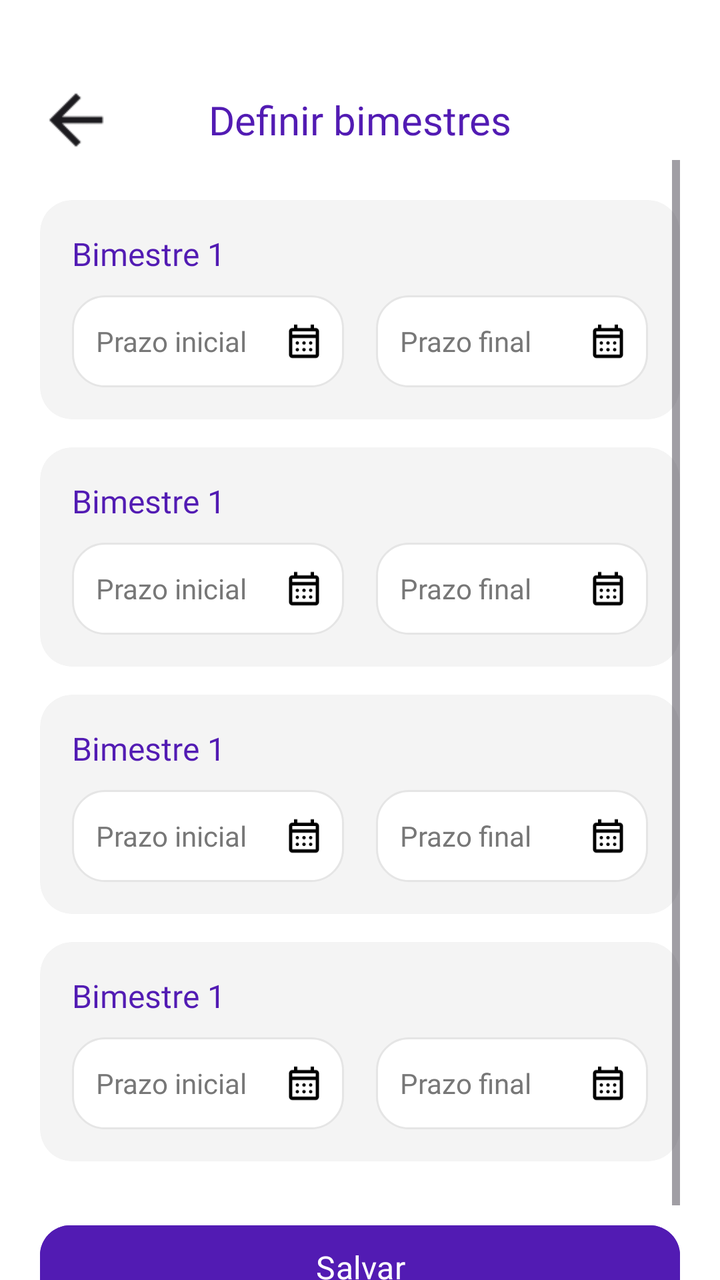
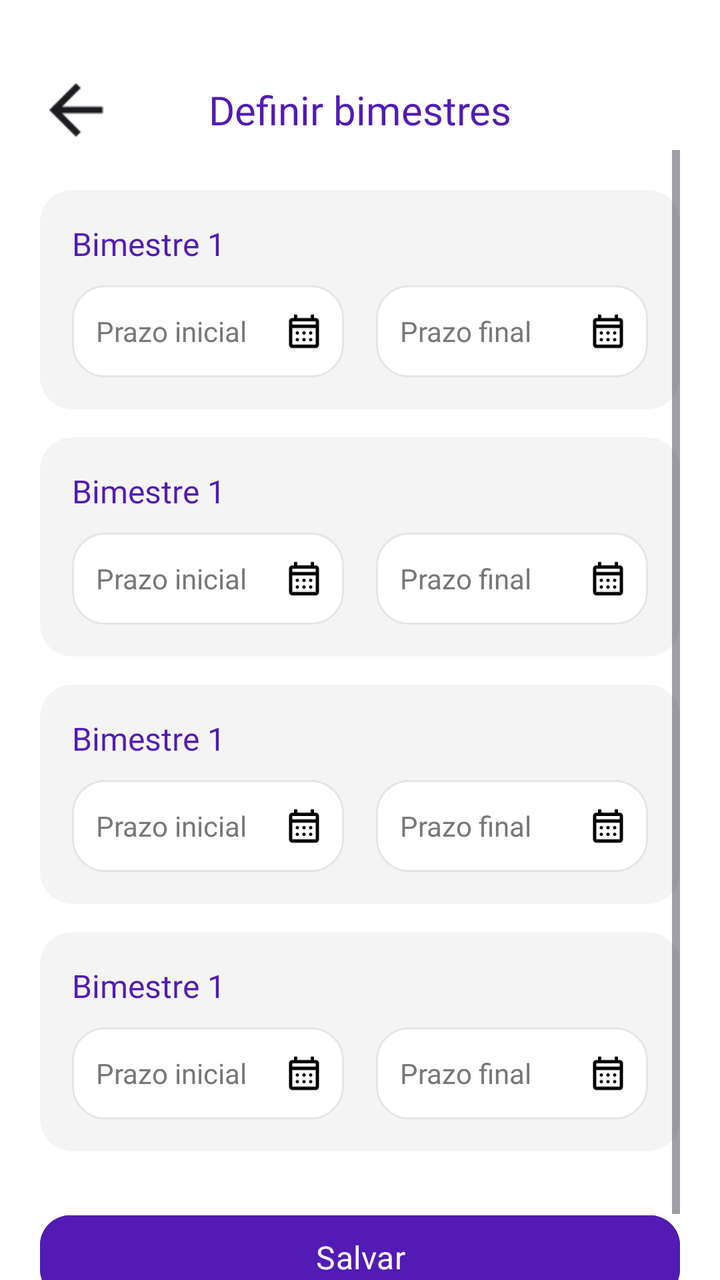

Compare the two renders of this Android layout. The source of the first and the diff that turns it into the second are given below.
<!-- AndroidManifest.xml: application theme Theme.MeuFuturoAgora -->
<!-- res/layout/activity_definir_bimestres.xml -->
<?xml version="1.0" encoding="utf-8"?>
<androidx.constraintlayout.widget.ConstraintLayout xmlns:android="http://schemas.android.com/apk/res/android"
    xmlns:app="http://schemas.android.com/apk/res-auto"
    android:id="@+id/main"
    android:layout_width="match_parent"
    android:layout_height="match_parent"
    android:background="@android:color/white">

    <ImageView
        android:id="@+id/btnVoltar"
        android:layout_width="40dp"
        android:layout_height="40dp"
        android:layout_marginStart="18dp"
        android:layout_marginTop="40dp"
        android:contentDescription="Voltar"
        android:scaleType="centerInside"
        android:src="@drawable/seta_voltar"
        app:layout_constraintStart_toStartOf="parent"
        app:layout_constraintTop_toTopOf="parent" />

    <TextView
        android:layout_width="0dp"
        android:layout_height="50dp"
        android:fontFamily="@font/poppins_bold"
        android:gravity="center"
        android:text="Definir bimestres"
        android:textColor="@color/roxo_primario"
        android:textSize="20sp"
        app:layout_constraintBottom_toBottomOf="@id/btnVoltar"
        app:layout_constraintEnd_toEndOf="parent"
        app:layout_constraintStart_toStartOf="parent"
        app:layout_constraintTop_toTopOf="@id/btnVoltar" />

    <ScrollView
        android:layout_width="match_parent"
        android:layout_height="0dp"
        android:clipToPadding="false"
        android:paddingStart="20dp"
        android:paddingEnd="20dp"
        android:paddingBottom="20dp"
        app:layout_constraintBottom_toBottomOf="parent"
        app:layout_constraintEnd_toEndOf="parent"
        app:layout_constraintStart_toStartOf="parent"
        app:layout_constraintTop_toBottomOf="@id/btnVoltar">

        <LinearLayout
            android:layout_width="match_parent"
            android:layout_height="wrap_content"
            android:orientation="vertical"
            android:paddingTop="20dp">

            <include layout="@layout/item_definir_bimestre"
                android:id="@+id/bimestre1" />

            <Space android:layout_width="match_parent" android:layout_height="14dp" />

            <include layout="@layout/item_definir_bimestre"
                android:id="@+id/bimestre2" />

            <Space android:layout_width="match_parent" android:layout_height="14dp" />

            <include layout="@layout/item_definir_bimestre"
                android:id="@+id/bimestre3" />

            <Space android:layout_width="match_parent" android:layout_height="14dp" />

            <include layout="@layout/item_definir_bimestre"
                android:id="@+id/bimestre4" />

            <com.google.android.material.button.MaterialButton
                android:id="@+id/btnSalvarBimestres"
                android:layout_width="match_parent"
                android:layout_height="50dp"
                android:layout_marginTop="28dp"
                android:backgroundTint="@color/roxo_primario"
                android:fontFamily="@font/poppins_bold"
                android:text="Salvar"
                android:textAllCaps="false"
                android:textColor="@android:color/white"
                android:textSize="16sp"
                app:cornerRadius="15dp" />

        </LinearLayout>

    </ScrollView>

</androidx.constraintlayout.widget.ConstraintLayout>
<!-- res/layout/item_definir_bimestre.xml (included above) -->
<?xml version="1.0" encoding="utf-8"?>
<androidx.cardview.widget.CardView xmlns:android="http://schemas.android.com/apk/res/android"
    xmlns:app="http://schemas.android.com/apk/res-auto"
    android:layout_width="match_parent"
    android:layout_height="wrap_content"
    app:cardBackgroundColor="@color/fundo_cinza_claro"
    app:cardCornerRadius="16dp"
    app:cardElevation="0dp">

    <LinearLayout
        android:layout_width="match_parent"
        android:layout_height="wrap_content"
        android:orientation="vertical"
        android:padding="16dp">

        <TextView
            android:id="@+id/tvTituloBimestre"
            android:layout_width="wrap_content"
            android:layout_height="wrap_content"
            android:fontFamily="@font/poppins_bold"
            android:text="Bimestre 1"
            android:textColor="@color/roxo_primario"
            android:textSize="16sp" />

        <LinearLayout
            android:layout_width="match_parent"
            android:layout_height="wrap_content"
            android:layout_marginTop="10dp"
            android:orientation="horizontal">

            <FrameLayout
                android:layout_width="0dp"
                android:layout_height="46dp"
                android:layout_marginEnd="8dp"
                android:layout_weight="1">

                <EditText
                    android:id="@+id/edtPrazoInicial"
                    android:layout_width="match_parent"
                    android:layout_height="match_parent"
                    android:background="@drawable/bg_card_branco"
                    android:focusable="false"
                    android:fontFamily="@font/poppins_regular"
                    android:hint="Prazo inicial"
                    android:paddingStart="12dp"
                    android:paddingEnd="34dp"
                    android:textColor="@color/texto_escuro"
                    android:textColorHint="@color/texto_cinza"
                    android:textSize="14sp" />

                <ImageView
                    android:layout_width="20dp"
                    android:layout_height="20dp"
                    android:layout_gravity="center_vertical|end"
                    android:layout_marginEnd="10dp"
                    android:contentDescription="@null"
                    android:src="@drawable/ic_calendario" />

            </FrameLayout>

            <FrameLayout
                android:layout_width="0dp"
                android:layout_height="46dp"
                android:layout_marginStart="8dp"
                android:layout_weight="1">

                <EditText
                    android:id="@+id/edtPrazoFinal"
                    android:layout_width="match_parent"
                    android:layout_height="match_parent"
                    android:background="@drawable/bg_card_branco"
                    android:focusable="false"
                    android:fontFamily="@font/poppins_regular"
                    android:hint="Prazo final"
                    android:paddingStart="12dp"
                    android:paddingEnd="34dp"
                    android:textColor="@color/texto_escuro"
                    android:textColorHint="@color/texto_cinza"
                    android:textSize="14sp" />

                <ImageView
                    android:layout_width="20dp"
                    android:layout_height="20dp"
                    android:layout_gravity="center_vertical|end"
                    android:layout_marginEnd="10dp"
                    android:contentDescription="@null"
                    android:src="@drawable/ic_calendario" />

            </FrameLayout>

        </LinearLayout>

    </LinearLayout>

</androidx.cardview.widget.CardView>
<!-- resources referenced by this layout -->
<resources>
  <color name="fundo_cinza_claro">#F4F4F4</color>
  <color name="roxo_primario">#521BB3</color>
  <color name="texto_cinza">#777777</color>
  <color name="texto_escuro">#171717</color>
  <!-- drawable bg_card_branco (drawable) -->
  <?xml version="1.0" encoding="utf-8"?>
  <shape xmlns:android="http://schemas.android.com/apk/res/android"
      android:shape="rectangle">
  
      <solid android:color="#FFFFFF" />
  
      <stroke
          android:width="1dp"
          android:color="#E5E5E5" />
  
      <corners android:radius="16dp" />
  
  </shape>
  <!-- drawable ic_calendario: png bitmap (drawable, 840 bytes) -->
  <!-- drawable seta_voltar: png bitmap (drawable, 265 bytes) -->
  <style name="Theme.MeuFuturoAgora" parent="Base.Theme.MeuFuturoAgora" />
  <style name="Base.Theme.MeuFuturoAgora" parent="Theme.Material3.DayNight.NoActionBar">
          <item name="android:navigationBarColor">@android:color/transparent</item>
      </style>
</resources>

<!-- the commit's change to res/layout/activity_definir_bimestres.xml (unified diff, before → after) -->
@@ -11,7 +11,7 @@
         android:layout_width="40dp"
         android:layout_height="40dp"
         android:layout_marginStart="18dp"
-        android:layout_marginTop="40dp"
+        android:layout_marginTop="35dp"
         android:contentDescription="Voltar"
         android:scaleType="centerInside"
         android:src="@drawable/seta_voltar"
